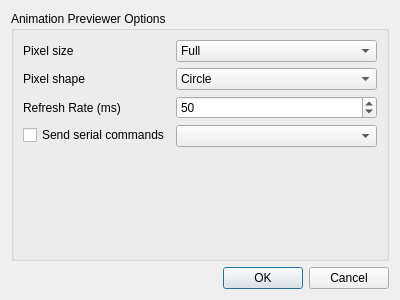
Old version of the form gui/window/settingsdialog.ui in the repository 8bitbuddhist/PixelMaestro.
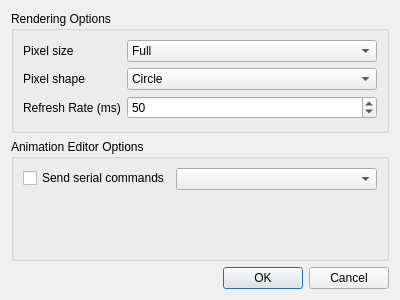
New version of the form.

Diff of the .ui file:
```diff
--- a/gui/window/settingsdialog.ui
+++ b/gui/window/settingsdialog.ui
@@ -11,10 +11,10 @@
    </rect>
   </property>
   <property name="windowTitle">
-   <string>Preferences</string>
+   <string>Settings</string>
   </property>
   <layout class="QGridLayout" name="gridLayout">
-   <item row="1" column="0">
+   <item row="2" column="0">
     <widget class="QDialogButtonBox" name="buttonBox">
      <property name="orientation">
       <enum>Qt::Horizontal</enum>
@@ -27,7 +27,10 @@
    <item row="0" column="0">
     <widget class="QGroupBox" name="pixelGroupBox">
      <property name="title">
-      <string>Animation Previewer Options</string>
+      <string>Rendering Options</string>
+     </property>
+     <property name="flat">
+      <bool>true</bool>
      </property>
      <layout class="QGridLayout" name="gridLayout_2">
       <item row="2" column="0">
@@ -84,16 +87,6 @@
           </item>
          </widget>
         </item>
-        <item row="3" column="0">
-         <widget class="QCheckBox" name="serialCheckBox">
-          <property name="text">
-           <string>Send serial commands</string>
-          </property>
-         </widget>
-        </item>
-        <item row="3" column="1">
-         <widget class="QComboBox" name="serialPortComboBox"/>
-        </item>
         <item row="2" column="0">
          <widget class="QLabel" name="label_3">
           <property name="text">
@@ -119,6 +112,32 @@
      </layout>
     </widget>
    </item>
+   <item row="1" column="0">
+    <widget class="QGroupBox" name="animationEditorGroupBox">
+     <property name="title">
+      <string>Animation Editor Options</string>
+     </property>
+     <property name="flat">
+      <bool>true</bool>
+     </property>
+     <layout class="QGridLayout" name="gridLayout_3">
+      <item row="0" column="0">
+       <layout class="QFormLayout" name="animationEditorLayout">
+        <item row="0" column="0">
+         <widget class="QCheckBox" name="serialCheckBox">
+          <property name="text">
+           <string>Send serial commands</string>
+          </property>
+         </widget>
+        </item>
+        <item row="0" column="1">
+         <widget class="QComboBox" name="serialPortComboBox"/>
+        </item>
+       </layout>
+      </item>
+     </layout>
+    </widget>
+   </item>
   </layout>
  </widget>
  <resources/>
```
